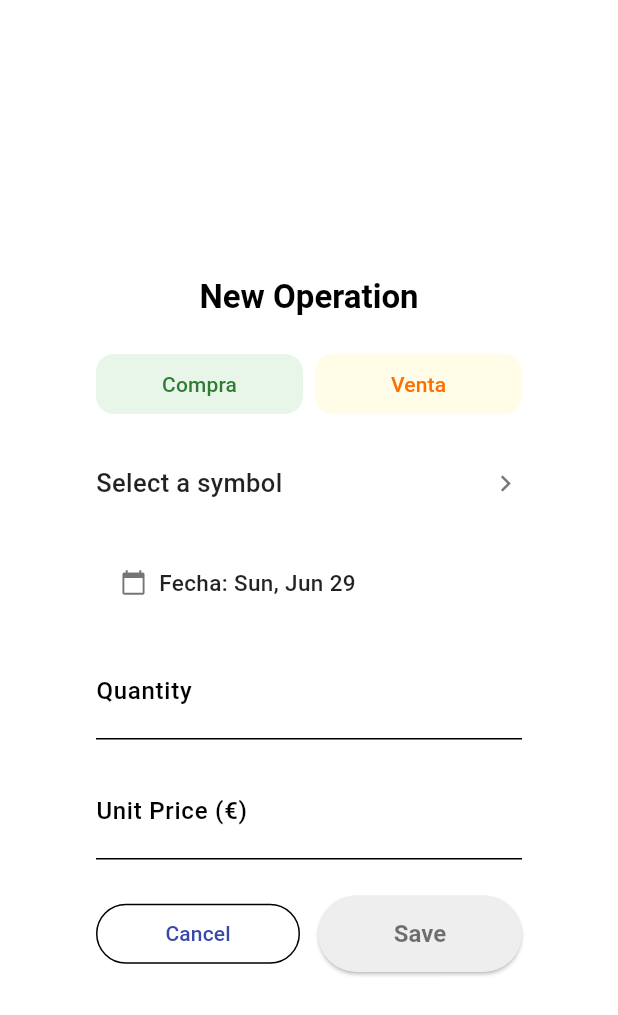
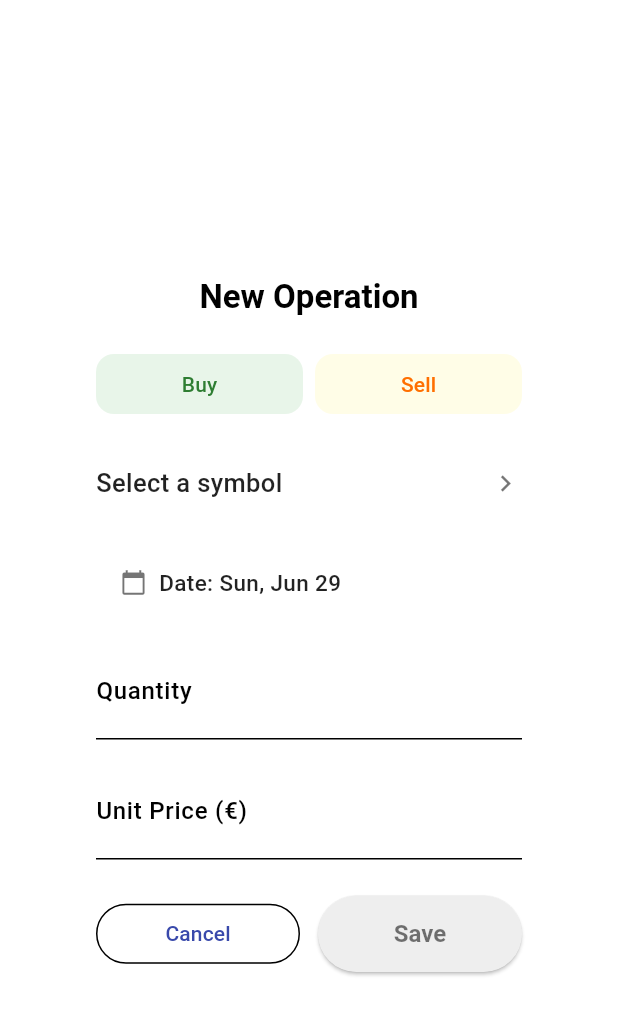
Before and after one commit to GoldLettuce/Lumina, a Flutter app: the AddInvestmentDialog widget shown alone on an empty page, opened directly, on a phone screen of 412 x 824 dp. Shown: the top 1015 px of the screen. Run offline on Flutter 3.47's test engine with Material 3 defaults, Android fonts, the phone set to English and light mode, and no system bars; our stand-ins replace fl_chart, hive, hive_flutter, shared_preferences; missing offline and left inert: workmanager; accounts and stored records are empty.

Commit message:
implement persistent language selection and localization cleanup
- Added LocaleProvider logic to persist language using SharedPreferences
- Updated main.dart to react to locale changes via Provider
- Replaced all hardcoded strings with localized versions using AppLocalizations
- Ensured PortfolioApp rebuilds correctly on locale change
- Cleaned up fallback strings and enforced required '!' operators where needed
- Added Spanish and English entries for all user-facing text in .arb files

```diff
--- a/lib/l10n/app_localizations.dart
+++ b/lib/l10n/app_localizations.dart
@@ -262,6 +262,84 @@ abstract class AppLocalizations {
   /// In en, this message translates to:
   /// **'No hidden assets found.'**
   String get noArchivedAssets;
+
+  /// No description provided for @settings.
+  ///
+  /// In en, this message translates to:
+  /// **'Settings'**
+  String get settings;
+
+  /// No description provided for @language.
+  ///
+  /// In en, this message translates to:
+  /// **'Language'**
+  String get language;
+
+  /// No description provided for @loadSymbolsError.
+  ///
+  /// In en, this message translates to:
+  /// **'Failed to load symbols'**
+  String get loadSymbolsError;
+
+  /// No description provided for @noSymbolsFound.
+  ///
+  /// In en, this message translates to:
+  /// **'No symbols found'**
+  String get noSymbolsFound;
+
+  /// No description provided for @deleteOperations.
+  ///
+  /// In en, this message translates to:
+  /// **'Delete operations'**
+  String get deleteOperations;
+
+  /// No description provided for @deleteOperationsMessage.
+  ///
+  /// In en, this message translates to:
+  /// **'Are you sure you want to delete the selected operations? This action cannot be undone.'**
+  String get deleteOperationsMessage;
+
+  /// No description provided for @delete.
+  ///
+  /// In en, this message translates to:
+  /// **'Delete'**
+  String get delete;
+
+  /// No description provided for @noOperations.
+  ///
+  /// In en, this message translates to:
+  /// **'No operations recorded.'**
+  String get noOperations;
+
+  /// No description provided for @editOperation.
+  ///
+  /// In en, this message translates to:
+  /// **'Edit operation'**
+  String get editOperation;
+
+  /// No description provided for @selectOperationType.
+  ///
+  /// In en, this message translates to:
+  /// **'Select operation type'**
+  String get selectOperationType;
+
+  /// No description provided for @dateLabel.
+  ///
+  /// In en, this message translates to:
+  /// **'Date:'**
+  String get dateLabel;
+
+  /// No description provided for @spanish.
+  ///
+  /// In en, this message translates to:
+  /// **'Spanish'**
+  String get spanish;
+
+  /// No description provided for @english.
+  ///
+  /// In en, this message translates to:
+  /// **'English'**
+  String get english;
 }
 
 class _AppLocalizationsDelegate extends LocalizationsDelegate<AppLocalizations> {
--- a/lib/ui/providers/asset_list_provider.dart
+++ b/lib/ui/providers/asset_list_provider.dart
@@ -33,7 +33,7 @@ class AssetListProvider extends ChangeNotifier {
       _allSymbols = symbols;
       _filteredSymbols = List<String>.from(_allSymbols);
     } catch (e) {
-      _error = 'No se pudieron cargar los símbolos';
+      _error = 'loadSymbolsError'; // Usamos la clave de localización
     }
 
     _isLoading = false;
--- a/lib/ui/widgets/add_investment_dialog.dart
+++ b/lib/ui/widgets/add_investment_dialog.dart
@@ -169,9 +169,9 @@ class _AddInvestmentDialogState extends State<AddInvestmentDialog> {
   // ────────────────────────────────────────────────────────────────────────
   @override
   Widget build(BuildContext context) {
-    final loc = AppLocalizations.of(context);
+    final loc = AppLocalizations.of(context)!;
     final dateText = _selectedDate == null
-        ? (loc?.selectDate ?? 'Seleccionar fecha')
+        ? (loc.selectDate)
         : MaterialLocalizations.of(context).formatMediumDate(_selectedDate!);
 
     return Dialog(
@@ -191,8 +191,8 @@ class _AddInvestmentDialogState extends State<AddInvestmentDialog> {
               children: [
                 Text(
                   widget.initialOperation != null
-                      ? 'Editar operación'
-                      : (loc?.newOperation ?? 'Nueva operación'),
+                      ? loc.editOperation
+                      : loc.newOperation,
                   style: Theme.of(context)
                       .textTheme
                       .titleLarge
@@ -218,7 +218,7 @@ class _AddInvestmentDialogState extends State<AddInvestmentDialog> {
                           shape: RoundedRectangleBorder(
                               borderRadius: BorderRadius.circular(12)),
                         ),
-                        child: const Text('Compra'),
+                        child: Text(loc.buy),
                       ),
                     ),
                     const SizedBox(width: 8),
@@ -237,7 +237,8 @@ class _AddInvestmentDialogState extends State<AddInvestmentDialog> {
                           shape: RoundedRectangleBorder(
                               borderRadius: BorderRadius.circular(12)),
                         ),
-                        child: const Text('Venta'),
+                        child: Text(loc.sell),
+
                       ),
                     ),
                   ],
@@ -246,7 +247,7 @@ class _AddInvestmentDialogState extends State<AddInvestmentDialog> {
                   Padding(
                     padding: const EdgeInsets.only(top: 4, left: 8),
                     child: Text(
-                      'Seleccione tipo de operación',
+                      loc.selectOperationType,
                       style: TextStyle(
                           color: Theme.of(context).colorScheme.error,
                           fontSize: 12),
@@ -273,7 +274,7 @@ class _AddInvestmentDialogState extends State<AddInvestmentDialog> {
                         children: [
                           Text(
                             _symbol ??
-                                (loc?.selectSymbol ?? 'Selecciona un símbolo'),
+                                (loc.selectSymbol),
                             style: TextStyle(
                               color: (_formSubmitted &&
                                   (_symbol == null || _symbol!.isEmpty))
@@ -317,7 +318,7 @@ class _AddInvestmentDialogState extends State<AddInvestmentDialog> {
                             size: 18, color: Colors.black54),
                         const SizedBox(width: 8),
                         Text(
-                          'Fecha: $dateText',
+                          '${loc.dateLabel} $dateText',
                           style: const TextStyle(
                               color: Colors.black87,
                               fontSize: 15,
@@ -337,7 +338,7 @@ class _AddInvestmentDialogState extends State<AddInvestmentDialog> {
                   const TextInputType.numberWithOptions(decimal: true),
                   enabled: !_isSaving,
                   decoration: InputDecoration(
-                      labelText: loc?.quantity ?? 'Cantidad',
+                      labelText: loc.quantity,
                       labelStyle: const TextStyle(
                           color: Colors.black, fontWeight: FontWeight.w500),
                       border: const UnderlineInputBorder(),
@@ -356,7 +357,7 @@ class _AddInvestmentDialogState extends State<AddInvestmentDialog> {
                   keyboardType:
                   const TextInputType.numberWithOptions(decimal: true),
                   decoration: InputDecoration(
-                      labelText: loc?.unitPrice ?? 'Precio por unidad (€)',
+                      labelText: loc.unitPrice,
                       labelStyle: const TextStyle(
                           color: Colors.black, fontWeight: FontWeight.w500),
                       border: const UnderlineInputBorder(),
@@ -369,11 +370,11 @@ class _AddInvestmentDialogState extends State<AddInvestmentDialog> {
                   validator: (val) {
                     if (!_priceTouched && !_formSubmitted) return null;
                     if (val == null || val.isEmpty) {
-                      return loc?.fieldRequired ?? 'Campo obligatorio';
+                      return loc.fieldRequired;
                     }
                     final n = double.tryParse(val);
                     if (n == null || n <= 0) {
-                      return loc?.invalidPrice ?? 'Precio inválido';
+                      return loc.invalidPrice;
                     }
                     return null;
                   },
@@ -390,7 +391,7 @@ class _AddInvestmentDialogState extends State<AddInvestmentDialog> {
                       child: OutlinedButton(
                         onPressed:
                         _isSaving ? null : () => Navigator.of(context).pop(),
-                        child: Text(loc?.cancel ?? 'Cancelar'),
+                        child: Text(loc.cancel),
                       ),
                     ),
                     const SizedBox(width: 12),
@@ -425,7 +426,7 @@ class _AddInvestmentDialogState extends State<AddInvestmentDialog> {
                                 Colors.black87),
                           ),
                         )
-                            : Text(loc?.save ?? 'Guardar'),
+                            : Text(loc.save),
                       ),
                     ),
                   ],
--- a/lib/ui/widgets/portfolio_summary_with_chart.dart
+++ b/lib/ui/widgets/portfolio_summary_with_chart.dart
@@ -62,7 +62,7 @@ class _PortfolioChart extends StatelessWidget {
 
     // 2️⃣ Para la selección usamos read (sin re-reconstruir el widget).
     final chartProvider = context.read<ChartValueProvider>();
-    final loc = AppLocalizations.of(context);
+    final loc = AppLocalizations.of(context)!;
 
     final spots = history
         .asMap()
@@ -77,8 +77,7 @@ class _PortfolioChart extends StatelessWidget {
         height: 200,
         child: Center(
           child: Text(
-            loc?.notEnoughChartData ??
-                'No hay suficientes datos para mostrar el gráfico',
+            loc.notEnoughChartData,
             style: Theme.of(context).textTheme.bodyMedium,
             textAlign: TextAlign.center,
           ),
```
Also changed, not shown: lib/l10n/app_en.arb (+14 -1 lines), lib/l10n/app_es.arb (+13 -1 lines), lib/l10n/app_localizations_en.dart (+39 -0 lines), lib/l10n/app_localizations_es.dart (+39 -0 lines), lib/main.dart (+8 -3 lines), lib/ui/providers/chart_value_provider.dart (+9 -26 lines), lib/ui/providers/locale_provider.dart (added, +33 -0 lines), lib/ui/screens/archived_assets_screen.dart (+5 -6 lines), lib/ui/screens/asset_detail_screen.dart (+13 -20 lines), lib/ui/screens/portfolio_screen.dart (+8 -8 lines), lib/ui/screens/settings_screen.dart (+10 -6 lines), lib/ui/widgets/asset_selector_modal.dart (+4 -5 lines), lib/ui/widgets/language_selector.dart (added, +31 -0 lines), 1 other file.
